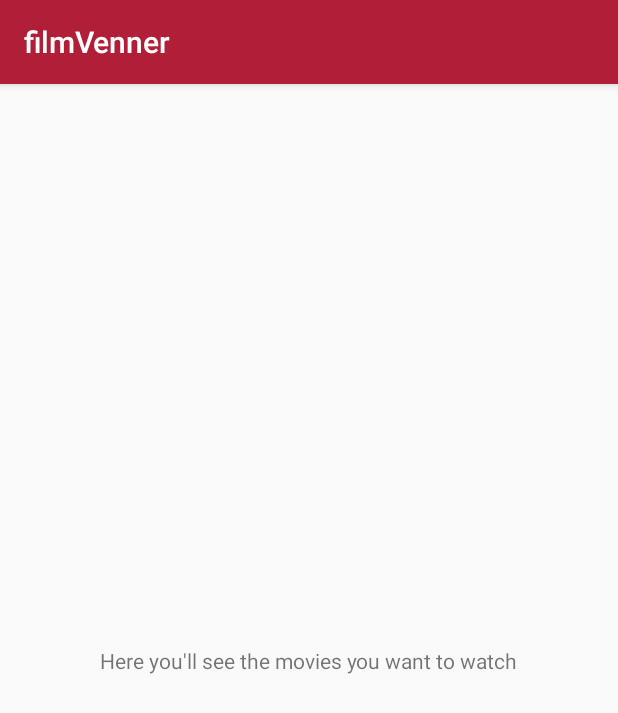
After one commit to Idkirsch/filmVenner, an Android app: the ProfileToWatch screen opened directly, with no data from a screen before it, on a phone screen of 412 x 824 dp. The commit adds this screen. Shown: the top 713 px of the screen. Run offline under Robolectric (Android 15) with nearby library versions, the phone set to English and light mode, and no system bars.

Commit message:
knapper på profil føre til rigtige aktiviteter

```diff
--- a/app/src/main/java/com/example/filmvenner/ProfileFragment.java
+++ b/app/src/main/java/com/example/filmvenner/ProfileFragment.java
@@ -89,15 +89,15 @@ public class ProfileFragment extends Fragment implements View.OnClickListener {
                 break;
 
             case R.id.watchedbutton:
-                startActivity(new Intent(getActivity(),ProfileRated.class));
+                startActivity(new Intent(getActivity(),ProfileWatched.class));
                 break;
 
             case R.id.towatchbutton:
-                startActivity(new Intent(getActivity(),ProfileRated.class));
+                startActivity(new Intent(getActivity(),ProfileToWatch.class));
                 break;
 
             case R.id.reviewedbutton:
-                startActivity(new Intent(getActivity(),ProfileRated.class));
+                startActivity(new Intent(getActivity(),ProfileReviewed.class));
                 break;
         }
 
--- /dev/null
+++ b/app/src/main/java/com/example/filmvenner/ProfileToWatch.java
@@ -0,0 +1,14 @@
+package com.example.filmvenner;
+
+import androidx.appcompat.app.AppCompatActivity;
+
+import android.os.Bundle;
+
+public class ProfileToWatch extends AppCompatActivity {
+
+    @Override
+    protected void onCreate(Bundle savedInstanceState) {
+        super.onCreate(savedInstanceState);
+        setContentView(R.layout.activity_profile_to_watch);
+    }
+}
--- /dev/null
+++ b/app/src/main/res/layout/activity_profile_to_watch.xml
@@ -0,0 +1,18 @@
+<?xml version="1.0" encoding="utf-8"?>
+<androidx.constraintlayout.widget.ConstraintLayout xmlns:android="http://schemas.android.com/apk/res/android"
+    xmlns:app="http://schemas.android.com/apk/res-auto"
+    xmlns:tools="http://schemas.android.com/tools"
+    android:layout_width="match_parent"
+    android:layout_height="match_parent"
+    tools:context=".ProfileRated">
+
+    <TextView
+        android:id="@+id/textViewRatedTest"
+        android:layout_width="wrap_content"
+        android:layout_height="wrap_content"
+        android:text="Here you'll see the movies you want to watch"
+        app:layout_constraintBottom_toBottomOf="parent"
+        app:layout_constraintEnd_toEndOf="parent"
+        app:layout_constraintStart_toStartOf="parent"
+        app:layout_constraintTop_toTopOf="parent" />
+</androidx.constraintlayout.widget.ConstraintLayout>
```
Also changed, not shown: app/src/main/AndroidManifest.xml (+6 -5 lines), app/src/main/java/com/example/filmvenner/ProfileReviewed.java (added, +14 -0 lines), app/src/main/java/com/example/filmvenner/ProfileWatched.java (added, +14 -0 lines), app/src/main/res/layout/activity_profile_reviewed.xml (added, +18 -0 lines), app/src/main/res/layout/activity_profile_watched.xml (added, +18 -0 lines).
